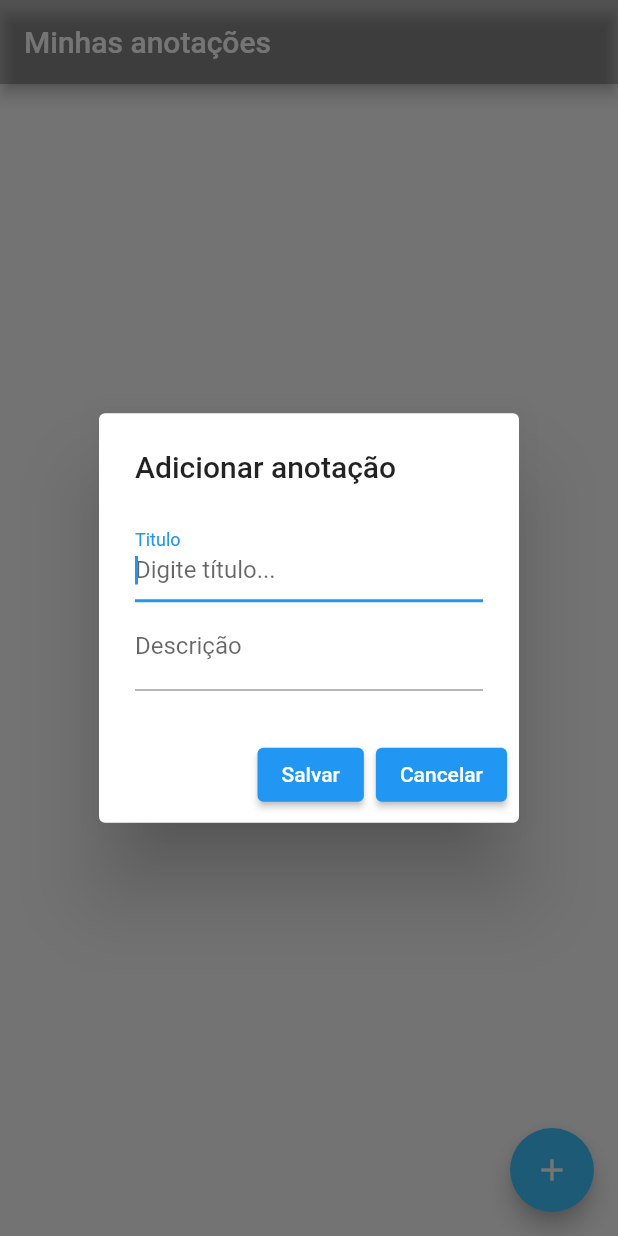
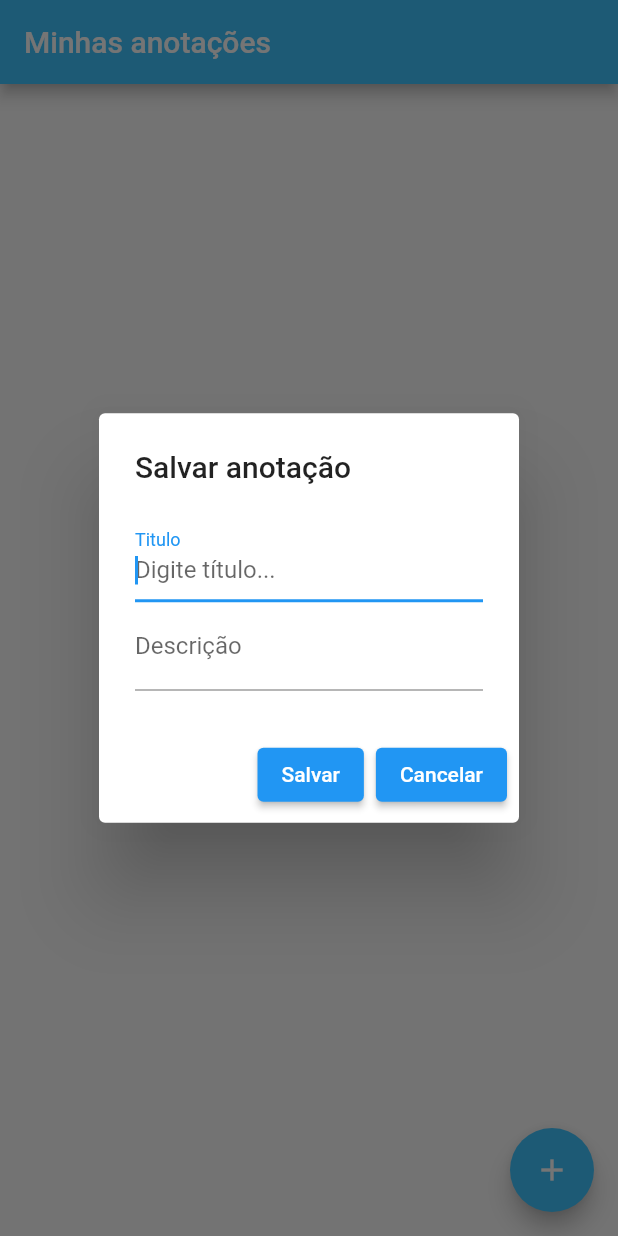
Before and after one commit to Sidnei1987/app_anotacoes, a Flutter app: the screen it shows after launch, after a tap on the "add" icon, on a phone screen of 412 x 824 dp. Run offline on Flutter 3.47's test engine with Material 2 defaults, Android fonts, the phone set to English and light mode, and no system bars; our stand-ins replace sqflite; accounts and stored records are empty.

```diff
--- a/lib/Home.dart
+++ b/lib/Home.dart
@@ -1,6 +1,9 @@
 import 'package:flutter/material.dart';
 import 'package:minhas_anotacoes/helper/Anotacaohelper.dart';
 import 'package:minhas_anotacoes/model/Anotacao.dart';
+import 'package:intl/intl.dart';
+import 'package:intl/date_symbol_data_local.dart';
+
 
 class Home extends StatefulWidget {
   const Home({Key? key}) : super(key: key);
@@ -14,14 +17,28 @@ class _HomeState extends State<Home> {
   TextEditingController _tituloController = TextEditingController();
   TextEditingController _descricaoController = TextEditingController();
   var _db = AnotacaoHelper ();
+   List<Anotacao?> _anotacoes = [];
 
-  _exibirTelaCadastro(){
+
+  _exibirTelaCadastro({Anotacao? anotacao}){
+
+    String textoSalvarAtualizar = "" ;
+    if ( anotacao == null){//salvando
+      _tituloController.text = "";
+      _descricaoController.text = "";
+      textoSalvarAtualizar = "Salvar";
+    }else{//atualizar
+      _descricaoController.text = anotacao.titulo;
+      _tituloController.text =  anotacao.descricao;
+      textoSalvarAtualizar = "Atualizar";
+
+    }
 
     showDialog(
         context: context,
         builder: (context){
           return AlertDialog(
-            title: Text ('Adicionar anotação'),
+            title: Text ('$textoSalvarAtualizar anotação'),
             content: Column(
               mainAxisSize: MainAxisSize.min,// para usar o espaco minimo
               children: <Widget>[
@@ -46,11 +63,11 @@ class _HomeState extends State<Home> {
               ElevatedButton(
                   onPressed: (){
 
-                    _salvarAnotacao();
+                    _salvarAtualizrAnotacao(anotacaoSelecionada: anotacao);
 
                     Navigator.pop(context);
                   },
-                  child: Text ("Salvar"),
+                  child: Text (textoSalvarAtualizar),
               ),
               ElevatedButton(
                 onPressed: () => Navigator.pop(context) ,
@@ -64,33 +81,139 @@ class _HomeState extends State<Home> {
     );
 
   }
-  _recuperarAnotacoes(){
+  _recuperarAnotacoes() async{
+
+    List ?anotacoesRecuperadas = await _db.recuperarAnotacoes();
+
+
+    List<Anotacao>? listaTemporaria = [];
+    for (var item in anotacoesRecuperadas!){
+
+      Anotacao anotacao = Anotacao.fromMap(item);
+      listaTemporaria.add( anotacao );
+
+
+    }
+    setState(() {
+      _anotacoes = listaTemporaria!;
+    });
+    listaTemporaria = null;
+
+
 
   }
 
-  _salvarAnotacao() async{
+  _salvarAtualizrAnotacao({Anotacao? anotacaoSelecionada}) async{
 
     String titulo = _tituloController.text;
     String descricao = _descricaoController.text;
 
-    //print("data atual: " + DateTime.now().toString());
-    Anotacao anotacao = Anotacao(titulo, descricao, DateTime.now().toString());
-    int resultado = await _db.salvarAnotacao(anotacao);
-    print("salvar anotacao: " + resultado.toString());
+    if( anotacaoSelecionada == null){//salvar
+      Anotacao anotacao = Anotacao(titulo, descricao, DateTime.now().toString());
+      int resultado = await _db.salvarAnotacao(anotacao);
+
+    }else{//Atualizar
+      anotacaoSelecionada.titulo    = titulo;
+      anotacaoSelecionada.descricao = descricao;
+      anotacaoSelecionada.data      = DateTime.now().toString();
+      int resultado = await _db.atualizarAnotacao(anotacaoSelecionada);
+    }
 
     _descricaoController.clear();
     _tituloController.clear();
 
-        }
+    _recuperarAnotacoes();
+
+  }
+
+  _formatarData(String data){
+
+    initializeDateFormatting("pt_BR");
+    //Hour -> H minute -> m second -> s
+    //Year -> y Month -> M Day -> d
+    // var formatador = DateFormat("dd/MMM/y H:m:s");
+    var formatador = DateFormat.yMMMEd("pt_Br");
+
+    DateTime dataConvertida = DateTime.parse(data);
+    String dataFormatada = formatador.format(dataConvertida);
+
+    return dataFormatada;
+
+  }
+  _removerAnotacao(int? id) async{
+
+    await _db.removerAnotacao( id );
+
+    _recuperarAnotacoes();
+
+  }
+
+        @override
+  void initState() {
+    super.initState();
+    _recuperarAnotacoes();
+  }
 
   @override
   Widget build(BuildContext context) {
+
+    _recuperarAnotacoes();
+
     return Scaffold(
       appBar: AppBar(
         title: Text("Minhas anotações"),
-        backgroundColor: Colors.black26,
+        backgroundColor: Colors.lightBlueAccent,
       ),
-      body: Container(),
+      body: Column(
+        children:<Widget> [
+          Expanded(
+              child: ListView.builder(
+                itemCount: _anotacoes.length,
+                  itemBuilder: (context, index){
+
+                  final anotacao = _anotacoes [index];
+
+                  return Card(
+                    child: ListTile(
+                      title: Text (anotacao!.titulo),
+                      subtitle: Text ("${_formatarData(anotacao.data)} - ${anotacao.descricao}"),
+                      trailing: Row(
+                        mainAxisSize: MainAxisSize.min,
+                        children: [
+                          GestureDetector(
+                            onTap: (){
+                              _exibirTelaCadastro(anotacao: anotacao);
+                            },
+                            child: const Padding(
+                              padding: EdgeInsets.only(right: 16),
+                              child: Icon(
+                                Icons.edit,
+                                color: Colors.lightBlueAccent,
+                              ),
+                            ),
+                          ),
+                          GestureDetector(
+                            onTap: (){
+                              _removerAnotacao( anotacao.id);
+                            },
+                            child: Padding(
+                              padding: EdgeInsets.only(right: 0),
+                              child: Icon(
+                                Icons.remove_circle,
+                                color: Colors.red,
+                              ),
+                            ),
+                          )
+                        ],
+                      ),
+                    ),
+                  );
+
+                  }
+              ),
+          )
+        ],
+      ),
       floatingActionButton: FloatingActionButton(
           backgroundColor: Colors.lightBlueAccent,
           child: Icon(Icons.add),
--- a/lib/helper/Anotacaohelper.dart
+++ b/lib/helper/Anotacaohelper.dart
@@ -6,6 +6,8 @@ import '../model/Anotacao.dart';
 class AnotacaoHelper {
 
   static final nomeTabela = "anotacao";
+  static final colunaId = "id";
+
   static final AnotacaoHelper _anotacaoHelper = AnotacaoHelper._internal();
  Database? _db;
 
@@ -58,4 +60,34 @@ class AnotacaoHelper {
 
   }
 
+  recuperarAnotacoes() async{
+
+    var bancoDados = await db;
+    String sql = "SELECT * FROM $nomeTabela ORDER BY data DESC ";
+    List anotacoes = await bancoDados.rawQuery( sql );
+    return anotacoes;
+
+  }
+
+  Future <int> atualizarAnotacao(Anotacao anotacao) async{
+
+    var bancoDados = await db;
+    return await bancoDados.update(
+      nomeTabela,
+      anotacao.toMap(),
+      where: "id = ?",
+      whereArgs: [anotacao.id]
+    );
+  }
+
+  Future<int> removerAnotacao(int? id) async{
+
+    var bancoDados = await db;
+    return await bancoDados.delete(
+      nomeTabela,
+      where: "id = ?",
+      whereArgs: [id]
+    );
+  }
+
 }
--- a/lib/model/Anotacao.dart
+++ b/lib/model/Anotacao.dart
@@ -1,12 +1,26 @@
+
+import '../helper/Anotacaohelper.dart';
 
 class Anotacao{
 
   int? id;
-  String titulo;
-  String descricao;
-  String data;
+  late String titulo;
+  late String descricao;
+  late String data;
 
-  Anotacao(this.titulo, this.descricao, this.data);
+  Anotacao( this.titulo, this.descricao, this.data);
+
+    Anotacao.fromMap(Map map){
+
+      this.id=  map[AnotacaoHelper.colunaId];
+      this.titulo =  map["titulo"];
+      this.descricao =  map["descricao"];
+      this.data =  map["data"];
+
+
+
+
+    }
 
 
   Map toMap(){
--- a/pubspec.yaml
+++ b/pubspec.yaml
@@ -37,6 +37,7 @@ dependencies:
   # Use with the CupertinoIcons class for iOS style icons.
   cupertino_icons: ^1.0.2
   sqflite: ^2.2.1
+  intl: ^0.17.0
 
 dev_dependencies:
   flutter_test:
```
Also changed, not shown: pubspec.lock.
